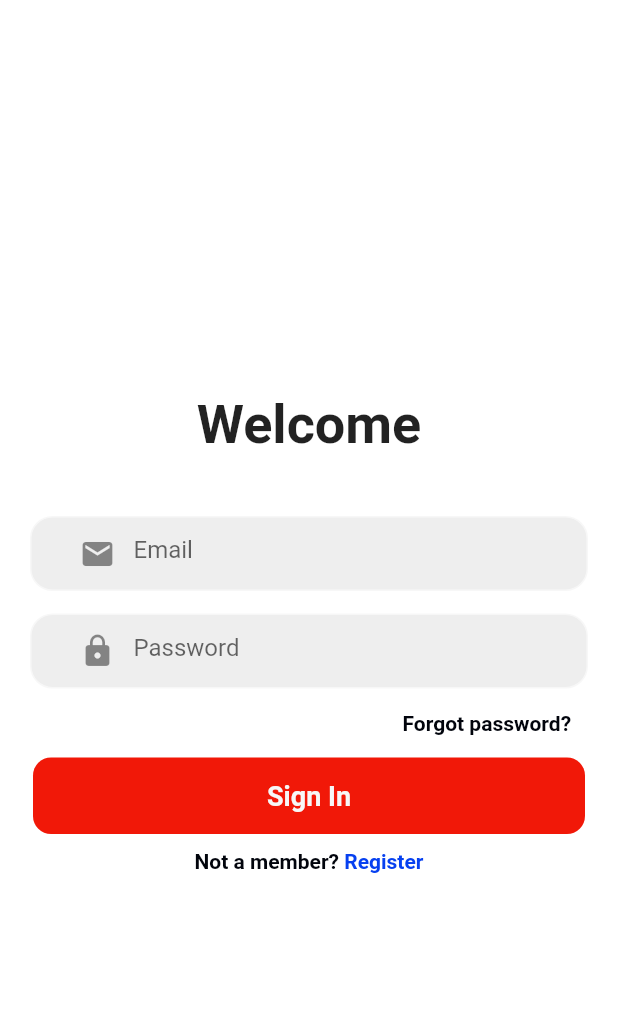
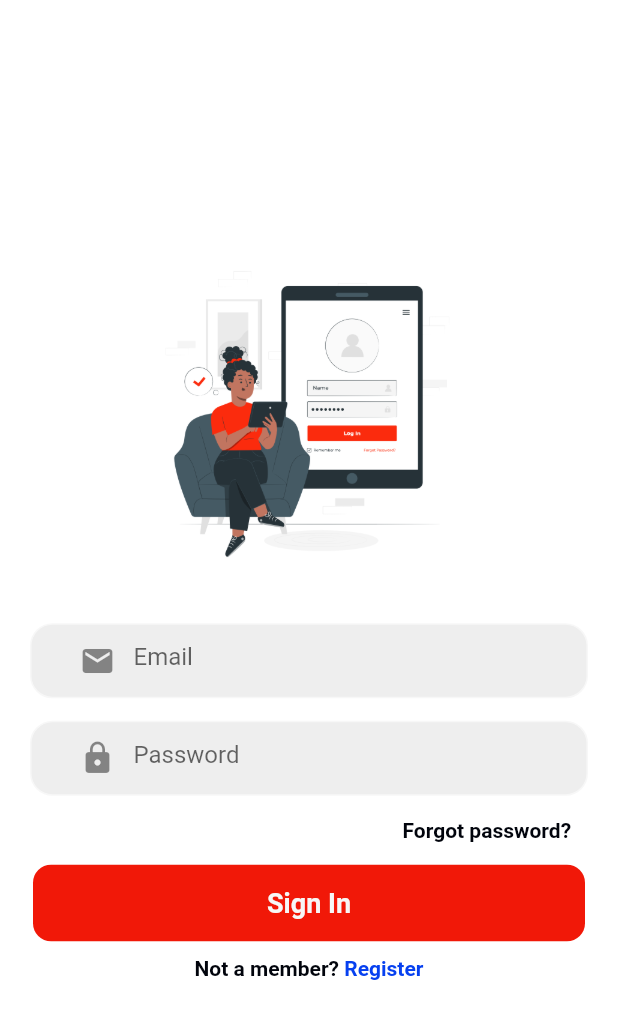
Before and after one commit to MrAnmol08/movielovers, a Flutter app: the login screen opened directly, on a phone screen of 412 x 824 dp. Shown: the top 1019 px of the screen. Run offline on Flutter 3.47's test engine with Material 2 defaults, Android fonts, the phone set to English and light mode, and no system bars.

Commit message:
adding image on login page

```diff
--- a/lib/Login.dart
+++ b/lib/Login.dart
@@ -32,12 +32,17 @@ class _loginState extends State<login> {
               mainAxisAlignment: MainAxisAlignment.center,
               // ignore: prefer_const_literals_to_create_immutables
               children:[
-                const SizedBox(height: 20,),
-              const Text('Welcome', textAlign: TextAlign.center,
-              style:
-              TextStyle(
-                fontWeight:FontWeight.bold,
-                fontSize: 36) ,),
+
+                SizedBox(height: 5,),
+                Image.asset('assets/images/login.png',
+                height: 200,
+                width: 200,),
+              //   const SizedBox(height: 20,),
+              // const Text('Welcome', textAlign: TextAlign.center,
+              // style:
+              // TextStyle(
+              //   fontWeight:FontWeight.bold,
+              //   fontSize: 36) ,),
 
                 const SizedBox(height: 40,),
 
--- a/lib/SplashScreen.dart
+++ b/lib/SplashScreen.dart
@@ -36,7 +36,8 @@ class _SplashScreenState extends State { // Create the state class for _SplashSc
     return Scaffold( // Scaffold widget provides a basic layout structure
       body: Image.asset('assets/images/logofinal.png',
       height: 200,
-      width: 200,)
+      width: 200,
+      )
 
 
 
--- a/lib/main.dart
+++ b/lib/main.dart
@@ -1,6 +1,7 @@
 import 'package:flutter/material.dart';
 import 'package:movielovers/Login.dart';
 import 'package:movielovers/RegisterPage.dart';
+import 'package:movielovers/SplashScreen.dart';
 
 
 
@@ -15,7 +16,7 @@ class SplashScreen extends StatelessWidget {
     return const MaterialApp(
       debugShowCheckedModeBanner: false,
       title: 'Movie Lovers',
-      home: SplashScreen(),
+      home: login(),
 
 
     );
--- a/pubspec.yaml
+++ b/pubspec.yaml
@@ -62,6 +62,8 @@ flutter:
   assets:
 
     - assets/images/
+    - assets/images/login.png
+
 
 
 
```
Also changed, not shown: assets/images/login.png (added).
